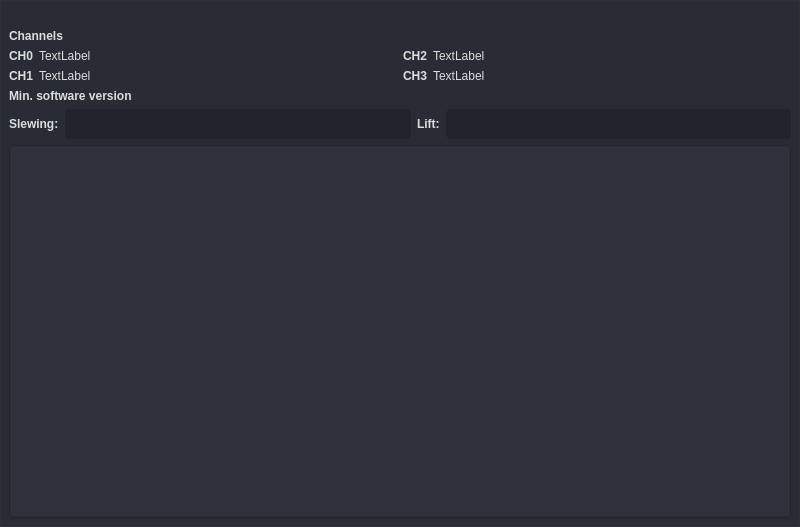
davidsenoner/emec-drv-canopen-tester, file app/ui/main.ui: the form before one commit.
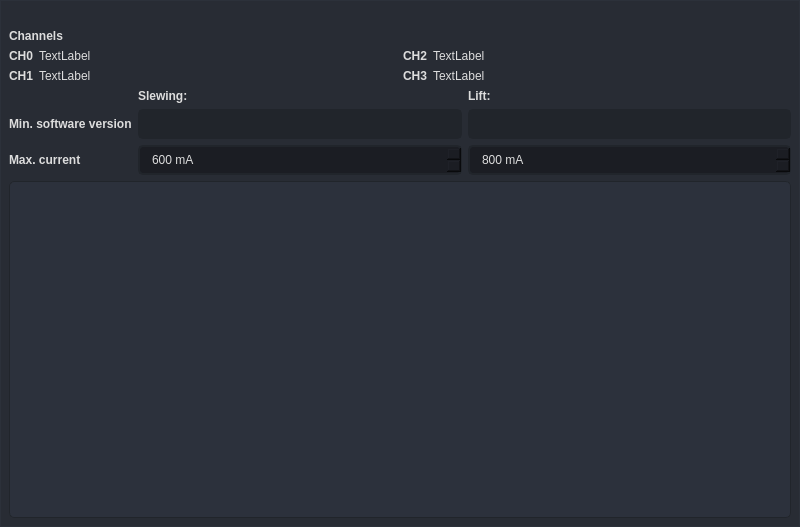
The form after the commit. Icons and pictures are not drawn.

Commit message: feat: add spinbox for max current to UI

Patch:
```diff
--- a/app/ui/main.ui
+++ b/app/ui/main.ui
@@ -189,6 +189,36 @@
   	border: 2px solid rgb(33, 37, 43);
 }
 
+QDoubleSpinBox{
+	background-color: rgb(27, 29, 35);
+	border-radius: 5px;
+	border: 2px solid rgb(33, 37, 43);
+	padding: 5px;
+	padding-left: 10px;
+}
+QDoubleSpinBox:hover{
+	border: 2px solid rgb(64, 71, 88);
+}
+QDoubleSpinBox::drop-down {
+	subcontrol-origin: padding;
+	subcontrol-position: top right;
+	width: 25px;
+	border-left-width: 3px;
+	border-left-color: rgba(39, 44, 54, 150);
+	border-left-style: solid;
+	border-top-right-radius: 3px;
+	border-bottom-right-radius: 3px;
+	background-image: url(:/icons/cil-arrow-bottom.png);
+	background-position: center;
+	background-repeat: no-reperat;
+ }
+QDoubleSpinBox QAbstractItemView {
+	color:  rgb(37, 183, 188);
+	background-color: rgb(33, 37, 43);
+	padding: 10px;
+	selection-background-color: rgb(39, 44, 54);
+}
+
 /* /////////////////////////////////////////////////////////////////////////////////////////////////
 QTreeView */
 QTreeView {
@@ -593,6 +623,10 @@
 	border: 2px solid rgb(43, 50, 61);
 }
 
+QPushButton:disabled {
+	border: 1px solid rgb(43, 50, 61);
+	color: grey;
+}
 
 </string>
   </property>
@@ -774,30 +808,36 @@
            </item>
           </layout>
          </item>
-         <item>
-          <widget class="QLabel" name="label_6">
-           <property name="text">
-            <string>&lt;h4&gt;Min. software version&lt;/h4&gt;</string>
-           </property>
-          </widget>
-         </item>
          <item>
           <layout class="QGridLayout" name="gridLayout_3">
-           <item row="0" column="2">
-            <widget class="QLabel" name="label_8">
+           <item row="1" column="0">
+            <widget class="QLabel" name="label_6">
              <property name="text">
-              <string>&lt;b&gt;Lift:&lt;/b&gt;</string>
+              <string>&lt;h4&gt;Min. software version&lt;/h4&gt;</string>
              </property>
             </widget>
            </item>
-           <item row="0" column="0">
+           <item row="1" column="3">
+            <widget class="QLineEdit" name="led_min_sw_ver_lift">
+             <property name="minimumSize">
+              <size>
+               <width>0</width>
+               <height>30</height>
+              </size>
+             </property>
+             <property name="maxLength">
+              <number>20</number>
+             </property>
+            </widget>
+           </item>
+           <item row="0" column="1">
             <widget class="QLabel" name="label_7">
              <property name="text">
               <string>&lt;b&gt;Slewing:&lt;/b&gt;</string>
              </property>
             </widget>
            </item>
-           <item row="0" column="1">
+           <item row="1" column="1">
             <widget class="QLineEdit" name="led_min_sw_ver_slewing">
              <property name="minimumSize">
               <size>
@@ -810,16 +850,43 @@
              </property>
             </widget>
            </item>
+           <item row="2" column="0">
+            <widget class="QLabel" name="label_10">
+             <property name="text">
+              <string>&lt;h4&gt;Max. current&lt;/h4&gt;</string>
+             </property>
+            </widget>
+           </item>
            <item row="0" column="3">
-            <widget class="QLineEdit" name="led_min_sw_ver_lift">
-             <property name="minimumSize">
-              <size>
-               <width>0</width>
-               <height>30</height>
-              </size>
+            <widget class="QLabel" name="label_8">
+             <property name="text">
+              <string>&lt;b&gt;Lift:&lt;/b&gt;</string>
              </property>
-             <property name="maxLength">
-              <number>20</number>
+            </widget>
+           </item>
+           <item row="2" column="3">
+            <widget class="QSpinBox" name="spb_max_lift_current">
+             <property name="suffix">
+              <string> mA</string>
+             </property>
+             <property name="maximum">
+              <number>3000</number>
+             </property>
+             <property name="value">
+              <number>800</number>
+             </property>
+            </widget>
+           </item>
+           <item row="2" column="1">
+            <widget class="QSpinBox" name="spb_max_slewing_current">
+             <property name="suffix">
+              <string> mA</string>
+             </property>
+             <property name="maximum">
+              <number>3000</number>
+             </property>
+             <property name="value">
+              <number>600</number>
              </property>
             </widget>
            </item>
```
The commit also changes 1 other file.
